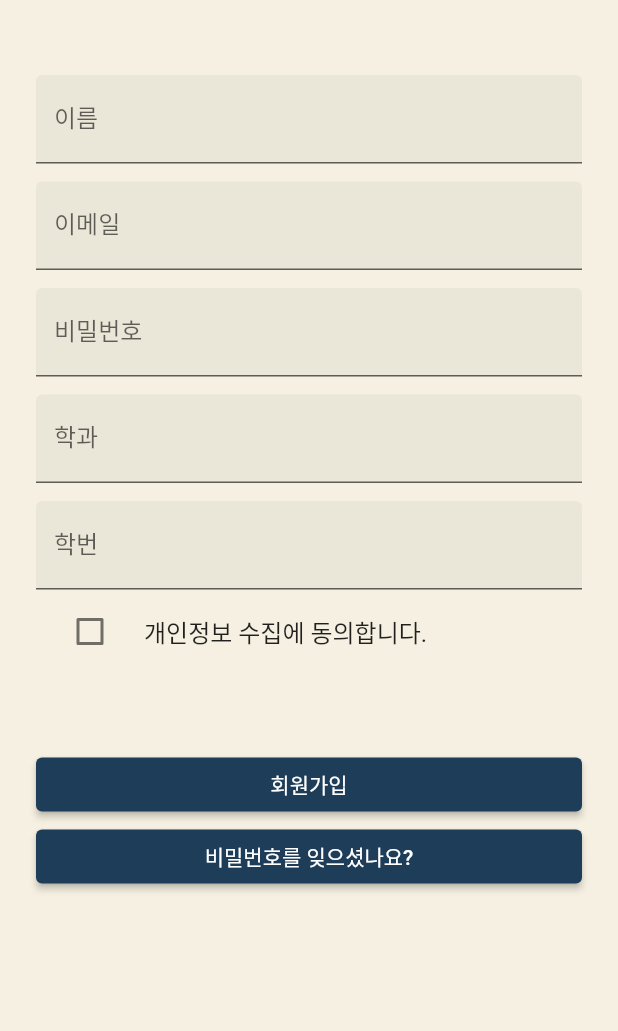
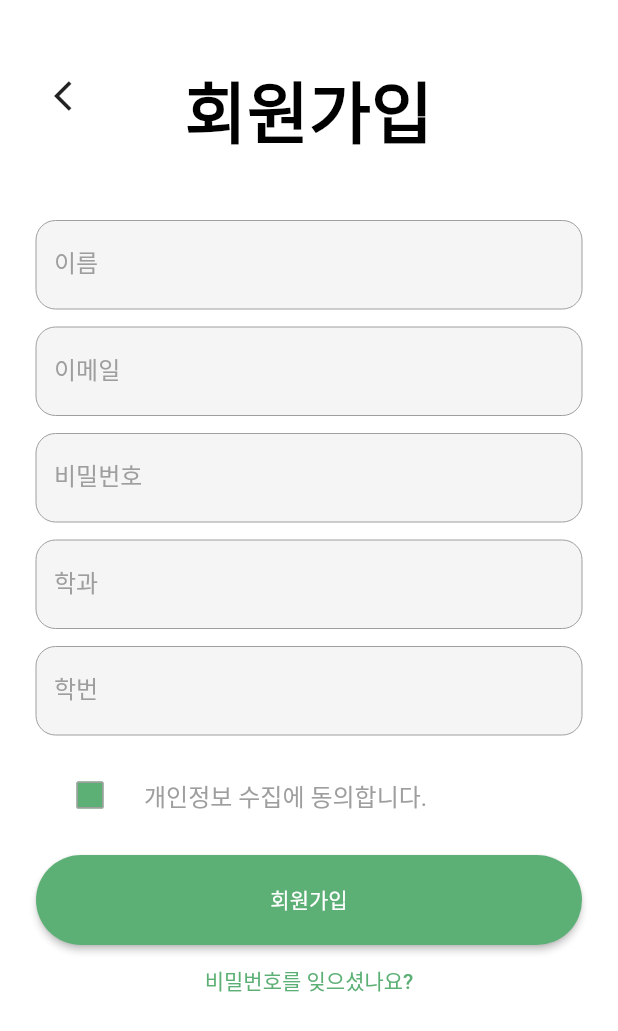
Before and after one commit to 2022-spring-AjouCSCapstone2/lupin_app, a Flutter app: the screen it shows after launch, after a tap on "회원가입", on a phone screen of 412 x 824 dp. Shown: the top 1031 px of the screen. Run offline on Flutter 3.47's test engine with Material 2 defaults, Android fonts, the phone set to English and light mode, and no system bars; our stand-ins replace fluttertoast.

Commit message:
apply theme to login.dart, main.dart, signup.dart

```diff
--- a/lib/login.dart
+++ b/lib/login.dart
@@ -19,7 +19,26 @@ class _LoginPageState extends State<LoginPage> {
         child: ListView(
           padding: const EdgeInsets.symmetric(horizontal: 24.0),
           children: <Widget>[
-            const SizedBox(height: 200.0),
+            const SizedBox(height: 170.0),
+            Stack(
+              children: [
+                Align(
+                  alignment: Alignment.topLeft,
+                  child: IconButton(
+                    onPressed: () {},
+                    icon: const Icon(Icons.arrow_back_ios),
+                  ),
+                ),
+                Align(
+                  alignment: Alignment.topCenter,
+                  child: Text(
+                    "로그인",
+                    style: Theme.of(context).textTheme.headline3,
+                  ),
+                )
+              ],
+            ),
+            const SizedBox(height: 40.0),
             TextField(
               controller: _usernameController,
               decoration: const InputDecoration(filled: true, labelText: '이메일'),
@@ -38,6 +57,9 @@ class _LoginPageState extends State<LoginPage> {
               onPressed: () {},
               child: const Text("로그인"),
             ),
+            const SizedBox(
+              height: 20.0,
+            ),
             ElevatedButton(
               onPressed: () {
                 Navigator.push(
@@ -49,7 +71,10 @@ class _LoginPageState extends State<LoginPage> {
               },
               child: const Text("회원가입"),
             ),
-            ElevatedButton(
+            const SizedBox(
+              height: 20.0,
+            ),
+            TextButton(
               onPressed: () {},
               child: const Text("비밀번호를 잊으셨나요?"),
             )
--- a/lib/main.dart
+++ b/lib/main.dart
@@ -37,13 +37,48 @@ class MyApp extends StatelessWidget {
     return MaterialApp(
       title: 'Flutter Demo',
       theme: ThemeData(
+        textTheme: const TextTheme(
+          headline3: TextStyle(
+            color: Colors.black,
+            fontWeight: FontWeight.bold,
+          ),
+        ),
+        checkboxTheme: CheckboxThemeData(
+          fillColor: MaterialStateProperty.all(
+            const Color(0xFF5db075),
+          ),
+          side: const BorderSide(
+            color: Colors.grey,
+          ),
+        ),
+        inputDecorationTheme: const InputDecorationTheme(
+          enabledBorder: OutlineInputBorder(
+            borderSide: BorderSide(color: Colors.grey, width: 0.0),
+            borderRadius: BorderRadius.all(
+              Radius.elliptical(13, 13),
+            ),
+          ),
+          labelStyle: TextStyle(color: Colors.grey),
+          border: OutlineInputBorder(
+            borderRadius: BorderRadius.all(
+              Radius.elliptical(13, 13),
+            ),
+          ),
+        ),
+        elevatedButtonTheme: ElevatedButtonThemeData(
+          style: ElevatedButton.styleFrom(
+            shape: const StadiumBorder(),
+            onPrimary: Colors.white,
+            fixedSize: const Size(100, 60),
+          ),
+        ),
         colorScheme: ColorScheme.fromSwatch(
           primarySwatch: createMaterialColor(
-            const Color(0xFF1E3D59),
+            const Color(0xFF5db075),
           ),
           accentColor: const Color(0xFFff6e40),
         ),
-        scaffoldBackgroundColor: const Color(0xFFF5F0E1),
+        scaffoldBackgroundColor: Colors.white,
       ),
       home: const App(title: 'Flutter Demo Home Page'),
     );
--- a/lib/signup.dart
+++ b/lib/signup.dart
@@ -21,7 +21,26 @@ class _SignUpPageState extends State<SignUpPage> {
         child: ListView(
           padding: const EdgeInsets.symmetric(horizontal: 24.0),
           children: <Widget>[
-            const SizedBox(height: 50),
+            const SizedBox(height: 40),
+            Stack(
+              children: [
+                Align(
+                  alignment: Alignment.topLeft,
+                  child: IconButton(
+                    onPressed: () {},
+                    icon: const Icon(Icons.arrow_back_ios),
+                  ),
+                ),
+                Align(
+                  alignment: Alignment.topCenter,
+                  child: Text(
+                    "회원가입",
+                    style: Theme.of(context).textTheme.headline3,
+                  ),
+                )
+              ],
+            ),
+            const SizedBox(height: 40),
             TextField(
               controller: _nameController,
               decoration: const InputDecoration(filled: true, labelText: '이름'),
@@ -48,8 +67,10 @@ class _SignUpPageState extends State<SignUpPage> {
               controller: _sIdController,
               decoration: const InputDecoration(filled: true, labelText: '학번'),
             ),
+            const SizedBox(height: 12.0),
             CheckboxListTile(
-                title: const Text('개인정보 수집에 동의합니다.'),
+                title: const Text('개인정보 수집에 동의합니다.',
+                    style: TextStyle(color: Colors.grey)),
                 value: _isChecked,
                 controlAffinity: ListTileControlAffinity.leading,
                 onChanged: (bool? value) {
@@ -60,12 +81,12 @@ class _SignUpPageState extends State<SignUpPage> {
                     });
                   }
                 }),
-            const SizedBox(height: 50.0),
+            const SizedBox(height: 12.0),
             ElevatedButton(
               onPressed: () {},
               child: const Text("회원가입"),
             ),
-            ElevatedButton(
+            TextButton(
               onPressed: () {},
               child: const Text("비밀번호를 잊으셨나요?"),
             )
```
